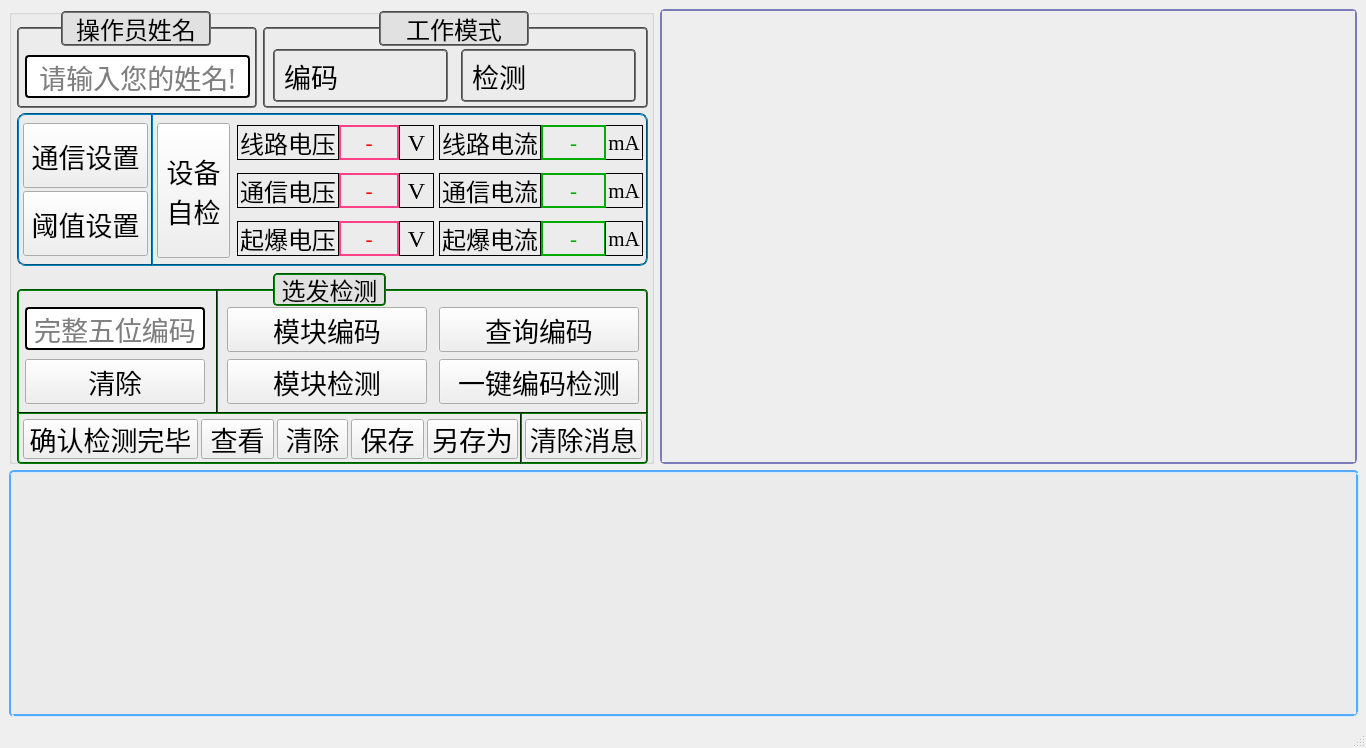
This is Detector.ui in LeeGingko/Terminal as Qt 5 draws it before an edit. The edited form follows.
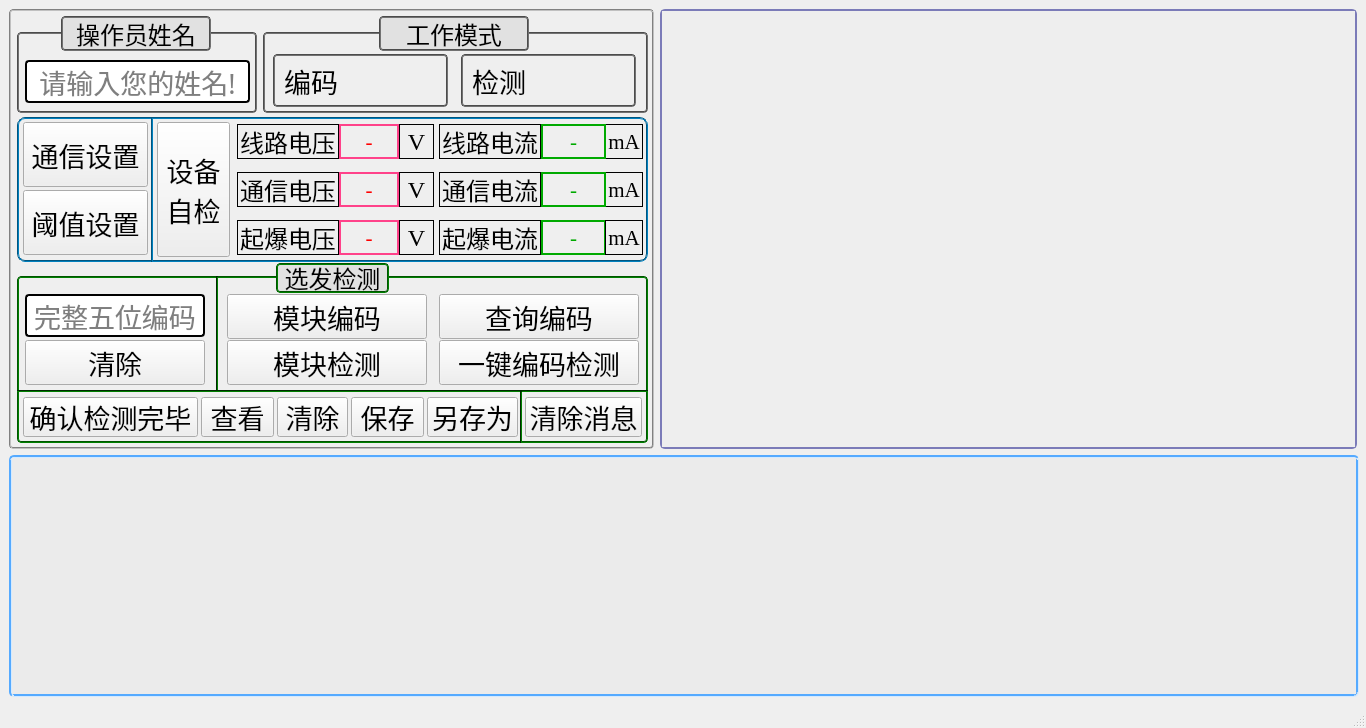
This is the edited form.

```diff
--- a/Detector.ui
+++ b/Detector.ui
@@ -13,7 +13,7 @@
     <x>0</x>
     <y>0</y>
     <width>1366</width>
-    <height>748</height>
+    <height>728</height>
    </rect>
   </property>
   <property name="sizePolicy">
@@ -24,8 +24,8 @@
   </property>
   <property name="minimumSize">
    <size>
-    <width>1366</width>
-    <height>748</height>
+    <width>1360</width>
+    <height>728</height>
    </size>
   </property>
   <property name="baseSize">
@@ -62,11 +62,15 @@
       <property name="minimumSize">
        <size>
         <width>645</width>
-        <height>455</height>
+        <height>440</height>
        </size>
       </property>
       <property name="styleSheet">
-       <string notr="true"/>
+       <string notr="true">QGroupBox{
+	border-color: rgb(166, 166, 166);
+	border-radius: 4px;
+    border:1.5px groove gray;
+}</string>
       </property>
       <property name="title">
        <string/>
@@ -75,7 +79,7 @@
        <property name="geometry">
         <rect>
          <x>8</x>
-         <y>18</y>
+         <y>23</y>
          <width>240</width>
          <height>81</height>
         </rect>
@@ -604,7 +608,7 @@
        <property name="geometry">
         <rect>
          <x>254</x>
-         <y>18</y>
+         <y>23</y>
          <width>385</width>
          <height>81</height>
         </rect>
@@ -1267,9 +1271,9 @@
        <property name="geometry">
         <rect>
          <x>8</x>
-         <y>104</y>
+         <y>108</y>
          <width>631</width>
-         <height>153</height>
+         <height>145</height>
         </rect>
        </property>
        <property name="styleSheet">
@@ -1289,7 +1293,7 @@
         <property name="geometry">
          <rect>
           <x>524</x>
-          <y>108</y>
+          <y>103</y>
           <width>65</width>
           <height>35</height>
          </rect>
@@ -1347,7 +1351,7 @@
         <property name="geometry">
          <rect>
           <x>220</x>
-          <y>12</y>
+          <y>7</y>
           <width>102</width>
           <height>35</height>
          </rect>
@@ -1384,7 +1388,7 @@
         <property name="geometry">
          <rect>
           <x>588</x>
-          <y>12</y>
+          <y>7</y>
           <width>38</width>
           <height>35</height>
          </rect>
@@ -1421,7 +1425,7 @@
         <property name="geometry">
          <rect>
           <x>6</x>
-          <y>10</y>
+          <y>5</y>
           <width>125</width>
           <height>65</height>
          </rect>
@@ -1463,7 +1467,7 @@
         <property name="geometry">
          <rect>
           <x>220</x>
-          <y>60</y>
+          <y>55</y>
           <width>102</width>
           <height>35</height>
          </rect>
@@ -1500,7 +1504,7 @@
         <property name="geometry">
          <rect>
           <x>6</x>
-          <y>78</y>
+          <y>73</y>
           <width>125</width>
           <height>65</height>
          </rect>
@@ -1542,7 +1546,7 @@
         <property name="geometry">
          <rect>
           <x>140</x>
-          <y>10</y>
+          <y>5</y>
           <width>73</width>
           <height>135</height>
          </rect>
@@ -1585,7 +1589,7 @@
         <property name="geometry">
          <rect>
           <x>422</x>
-          <y>12</y>
+          <y>7</y>
           <width>102</width>
           <height>35</height>
          </rect>
@@ -1622,7 +1626,7 @@
         <property name="geometry">
          <rect>
           <x>220</x>
-          <y>108</y>
+          <y>103</y>
           <width>102</width>
           <height>35</height>
          </rect>
@@ -1659,7 +1663,7 @@
         <property name="geometry">
          <rect>
           <x>588</x>
-          <y>60</y>
+          <y>55</y>
           <width>38</width>
           <height>35</height>
          </rect>
@@ -1696,7 +1700,7 @@
         <property name="geometry">
          <rect>
           <x>382</x>
-          <y>60</y>
+          <y>55</y>
           <width>35</width>
           <height>35</height>
          </rect>
@@ -1733,7 +1737,7 @@
         <property name="geometry">
          <rect>
           <x>524</x>
-          <y>12</y>
+          <y>7</y>
           <width>65</width>
           <height>35</height>
          </rect>
@@ -1791,7 +1795,7 @@
         <property name="geometry">
          <rect>
           <x>422</x>
-          <y>60</y>
+          <y>55</y>
           <width>102</width>
           <height>35</height>
          </rect>
@@ -1828,7 +1832,7 @@
         <property name="geometry">
          <rect>
           <x>382</x>
-          <y>12</y>
+          <y>7</y>
           <width>35</width>
           <height>35</height>
          </rect>
@@ -1865,7 +1869,7 @@
         <property name="geometry">
          <rect>
           <x>322</x>
-          <y>108</y>
+          <y>103</y>
           <width>60</width>
           <height>35</height>
          </rect>
@@ -1924,7 +1928,7 @@
         <property name="geometry">
          <rect>
           <x>322</x>
-          <y>12</y>
+          <y>7</y>
           <width>60</width>
           <height>35</height>
          </rect>
@@ -1983,7 +1987,7 @@
         <property name="geometry">
          <rect>
           <x>422</x>
-          <y>108</y>
+          <y>103</y>
           <width>102</width>
           <height>35</height>
          </rect>
@@ -2020,7 +2024,7 @@
         <property name="geometry">
          <rect>
           <x>524</x>
-          <y>60</y>
+          <y>55</y>
           <width>65</width>
           <height>35</height>
          </rect>
@@ -2078,7 +2082,7 @@
         <property name="geometry">
          <rect>
           <x>322</x>
-          <y>60</y>
+          <y>55</y>
           <width>60</width>
           <height>35</height>
          </rect>
@@ -2137,7 +2141,7 @@
         <property name="geometry">
          <rect>
           <x>588</x>
-          <y>108</y>
+          <y>103</y>
           <width>38</width>
           <height>35</height>
          </rect>
@@ -2174,7 +2178,7 @@
         <property name="geometry">
          <rect>
           <x>382</x>
-          <y>108</y>
+          <y>103</y>
           <width>35</width>
           <height>35</height>
          </rect>
@@ -2225,9 +2229,9 @@
        <property name="geometry">
         <rect>
          <x>8</x>
-         <y>280</y>
+         <y>267</y>
          <width>631</width>
-         <height>175</height>
+         <height>167</height>
         </rect>
        </property>
        <property name="font">
@@ -2261,7 +2265,7 @@
         <property name="geometry">
          <rect>
           <x>8</x>
-          <y>70</y>
+          <y>64</y>
           <width>180</width>
           <height>45</height>
          </rect>
@@ -2406,7 +2410,7 @@
         <property name="geometry">
          <rect>
           <x>210</x>
-          <y>70</y>
+          <y>64</y>
           <width>200</width>
           <height>45</height>
          </rect>
@@ -2451,7 +2455,7 @@
         <property name="geometry">
          <rect>
           <x>422</x>
-          <y>70</y>
+          <y>64</y>
           <width>200</width>
           <height>45</height>
          </rect>
@@ -2538,7 +2542,7 @@
           <x>192</x>
           <y>0</y>
           <width>16</width>
-          <height>125</height>
+          <height>115</height>
          </rect>
         </property>
         <property name="palette">
@@ -2991,7 +2995,7 @@
         <property name="geometry">
          <rect>
           <x>0</x>
-          <y>116</y>
+          <y>107</y>
           <width>631</width>
           <height>16</height>
          </rect>
@@ -3446,7 +3450,7 @@
         <property name="geometry">
          <rect>
           <x>508</x>
-          <y>130</y>
+          <y>121</y>
           <width>117</width>
           <height>40</height>
          </rect>
@@ -3488,7 +3492,7 @@
         <property name="geometry">
          <rect>
           <x>334</x>
-          <y>130</y>
+          <y>121</y>
           <width>73</width>
           <height>40</height>
          </rect>
@@ -3536,7 +3540,7 @@
         <property name="geometry">
          <rect>
           <x>496</x>
-          <y>124</y>
+          <y>115</y>
           <width>16</width>
           <height>57</height>
          </rect>
@@ -3991,7 +3995,7 @@
         <property name="geometry">
          <rect>
           <x>6</x>
-          <y>130</y>
+          <y>121</y>
           <width>175</width>
           <height>40</height>
          </rect>
@@ -4039,7 +4043,7 @@
         <property name="geometry">
          <rect>
           <x>260</x>
-          <y>130</y>
+          <y>121</y>
           <width>71</width>
           <height>40</height>
          </rect>
@@ -4081,7 +4085,7 @@
         <property name="geometry">
          <rect>
           <x>410</x>
-          <y>130</y>
+          <y>121</y>
           <width>91</width>
           <height>40</height>
          </rect>
@@ -4129,7 +4133,7 @@
         <property name="geometry">
          <rect>
           <x>184</x>
-          <y>130</y>
+          <y>121</y>
           <width>73</width>
           <height>40</height>
          </rect>
@@ -4171,10 +4175,10 @@
       <widget class="QLabel" name="label_operator_9">
        <property name="geometry">
         <rect>
-         <x>264</x>
-         <y>264</y>
+         <x>267</x>
+         <y>254</y>
          <width>113</width>
-         <height>33</height>
+         <height>30</height>
         </rect>
        </property>
        <property name="sizePolicy">
@@ -4213,7 +4217,7 @@
        <property name="geometry">
         <rect>
          <x>52</x>
-         <y>2</y>
+         <y>7</y>
          <width>150</width>
          <height>35</height>
         </rect>
@@ -4254,7 +4258,7 @@
        <property name="geometry">
         <rect>
          <x>370</x>
-         <y>2</y>
+         <y>7</y>
          <width>150</width>
          <height>35</height>
         </rect>
@@ -4302,16 +4306,19 @@
     </item>
     <item row="0" column="1">
      <widget class="QTextBrowser" name="textBrowser">
+      <property name="enabled">
+       <bool>false</bool>
+      </property>
       <property name="sizePolicy">
-       <sizepolicy hsizetype="Expanding" vsizetype="Expanding">
+       <sizepolicy hsizetype="Expanding" vsizetype="Fixed">
         <horstretch>0</horstretch>
         <verstretch>0</verstretch>
        </sizepolicy>
       </property>
       <property name="minimumSize">
        <size>
-        <width>695</width>
-        <height>455</height>
+        <width>697</width>
+        <height>440</height>
        </size>
       </property>
       <property name="palette">
@@ -4582,7 +4589,7 @@
       <property name="minimumSize">
        <size>
         <width>1350</width>
-        <height>200</height>
+        <height>215</height>
        </size>
       </property>
       <property name="palette">
```
Left out of the diff: 7 changed lines with no effect on the pictures.
